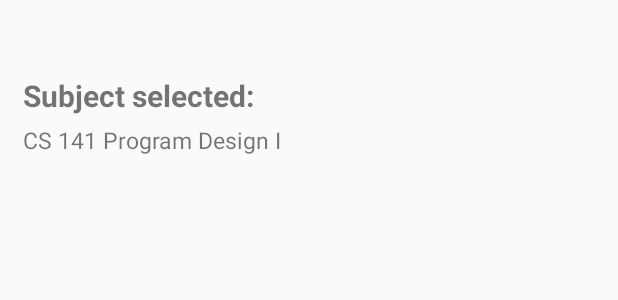
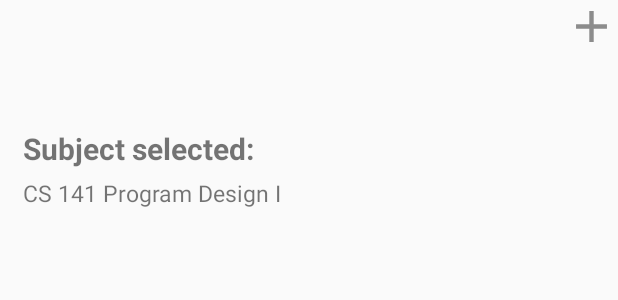
Before and after one commit to junlee91/uictime, an Android app: the layout dialog_detail_selector.xml on its own in the app's theme, with its tools: preview values and no code run, on a phone screen of 412 x 824 dp. Shown: the top 300 px of the screen. Run offline under Robolectric (Android 15) with nearby library versions, the phone set to English and light mode, and no system bars.

Commit message:
add button on detail course picker

```diff
--- a/app/src/main/java/com/sodastudio/uictime/ui/DetailPickerFragment.java
+++ b/app/src/main/java/com/sodastudio/uictime/ui/DetailPickerFragment.java
@@ -282,7 +282,7 @@ public class DetailPickerFragment extends DialogFragment {
                 if(count == 0){
                     AlertDialog dialog;
                     AlertDialog.Builder builder = new AlertDialog.Builder(DetailPickerFragment.this.getContext());
-                    dialog = builder.setMessage("No result found")
+                    dialog = builder.setMessage("No result found..\nYou can add course manually!\n\nPlease click the button on the right corner.")
                             .setPositiveButton("Ok", null)
                             .create();
                     dialog.show();
--- /dev/null
+++ b/app/src/main/res/drawable/ic_add_black_24dp.xml
@@ -0,0 +1,9 @@
+<vector xmlns:android="http://schemas.android.com/apk/res/android"
+        android:width="24dp"
+        android:height="24dp"
+        android:viewportWidth="24.0"
+        android:viewportHeight="24.0">
+    <path
+        android:fillColor="#FF000000"
+        android:pathData="M19,13h-6v6h-2v-6H5v-2h6V5h2v6h6v2z"/>
+</vector>
--- a/app/src/main/res/layout/detail_course.xml
+++ b/app/src/main/res/layout/detail_course.xml
@@ -14,7 +14,7 @@
         <LinearLayout
             android:id="@+id/course_view_layout"
             android:layout_width="match_parent"
-            android:layout_height="60dp"
+            android:layout_height="40dp"
             android:orientation="horizontal"
             android:layout_marginTop="10dp"
             android:layout_marginLeft="5dp"
@@ -56,7 +56,7 @@
             android:layout_height="30dp"
             android:layout_marginLeft="5dp"
             android:layout_marginRight="5dp"
-            android:layout_marginTop="70dp"
+            android:layout_marginTop="48dp"
             android:orientation="horizontal"
             android:background="@color/colorPrimaryDark">
 
@@ -100,7 +100,7 @@
         android:id="@+id/detail_add_button"
         android:layout_alignParentRight="true"
         android:layout_width="70dp"
-        android:layout_height="60dp"
+        android:layout_height="40dp"
         android:layout_marginTop="10dp"
         android:layout_marginRight="5dp"
         android:layout_gravity="center_horizontal"
--- a/app/src/main/res/layout/dialog_detail_selector.xml
+++ b/app/src/main/res/layout/dialog_detail_selector.xml
@@ -1,8 +1,15 @@
 <?xml version="1.0" encoding="utf-8"?>
-<FrameLayout xmlns:android="http://schemas.android.com/apk/res/android"
+<LinearLayout xmlns:android="http://schemas.android.com/apk/res/android"
               android:orientation="vertical"
               android:layout_width="match_parent"
               android:layout_height="match_parent">
+
+    <ImageButton
+        android:layout_width="35dp"
+        android:layout_height="35dp"
+        android:layout_gravity="right"
+        android:background="@drawable/ic_add_black_24dp"
+        android:backgroundTint="@color/colorGray"/>
 
     <LinearLayout
         android:layout_width="match_parent"
@@ -49,4 +56,4 @@
 
     </LinearLayout>
 
-</FrameLayout>
+</LinearLayout>
```
